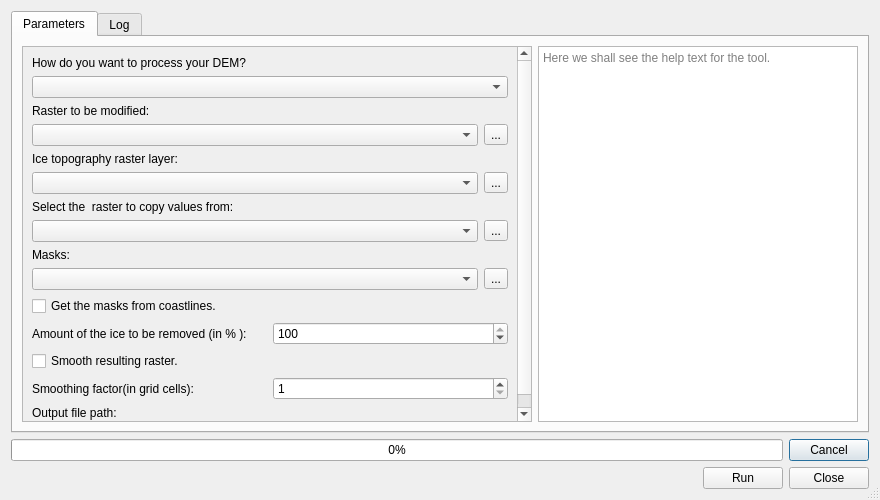
Above: std_proc_dialog_base.ui from jaminzoda/terra-antiqua before the change. Below: the same form after it.
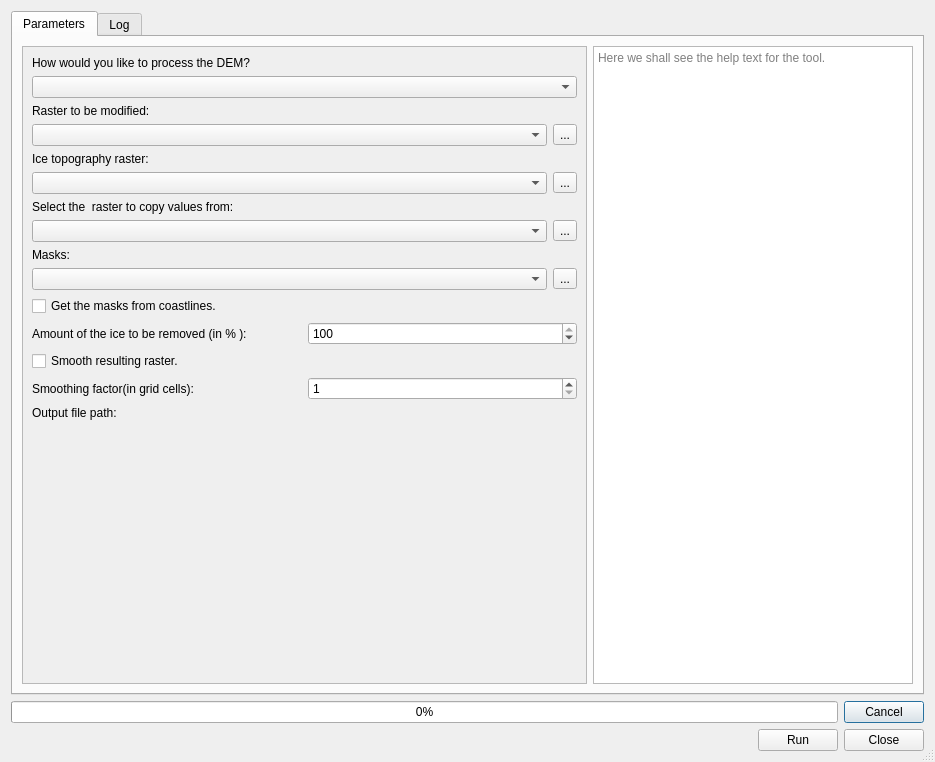
That is the form after the change. Custom widgets are drawn as their Qt base class.

Commit message:
Help texts and ui updated based on guillaume's comments
This is not finished. We still have to revise all the texts and ui

```diff
--- a/std_proc_dialog_base.ui
+++ b/std_proc_dialog_base.ui
@@ -6,8 +6,8 @@
    <rect>
     <x>0</x>
     <y>0</y>
-    <width>880</width>
-    <height>500</height>
+    <width>935</width>
+    <height>762</height>
    </rect>
   </property>
   <property name="sizePolicy">
@@ -70,8 +70,8 @@
            <rect>
             <x>0</x>
             <y>0</y>
-            <width>479</width>
-            <height>497</height>
+            <width>549</width>
+            <height>603</height>
            </rect>
           </property>
           <layout class="QVBoxLayout" name="verticalLayout_8">
@@ -80,7 +80,7 @@
              <item>
               <widget class="QLabel" name="label_3">
                <property name="text">
-                <string>How do you want to process your DEM?</string>
+                <string>How would you like to process the DEM?</string>
                </property>
               </widget>
              </item>
@@ -119,7 +119,7 @@
              <item>
               <widget class="QLabel" name="iceTopoLabel">
                <property name="text">
-                <string>Ice topography raster layer:</string>
+                <string>Ice topography raster:</string>
                </property>
               </widget>
              </item>
```
The commit also changes 2 other files.
